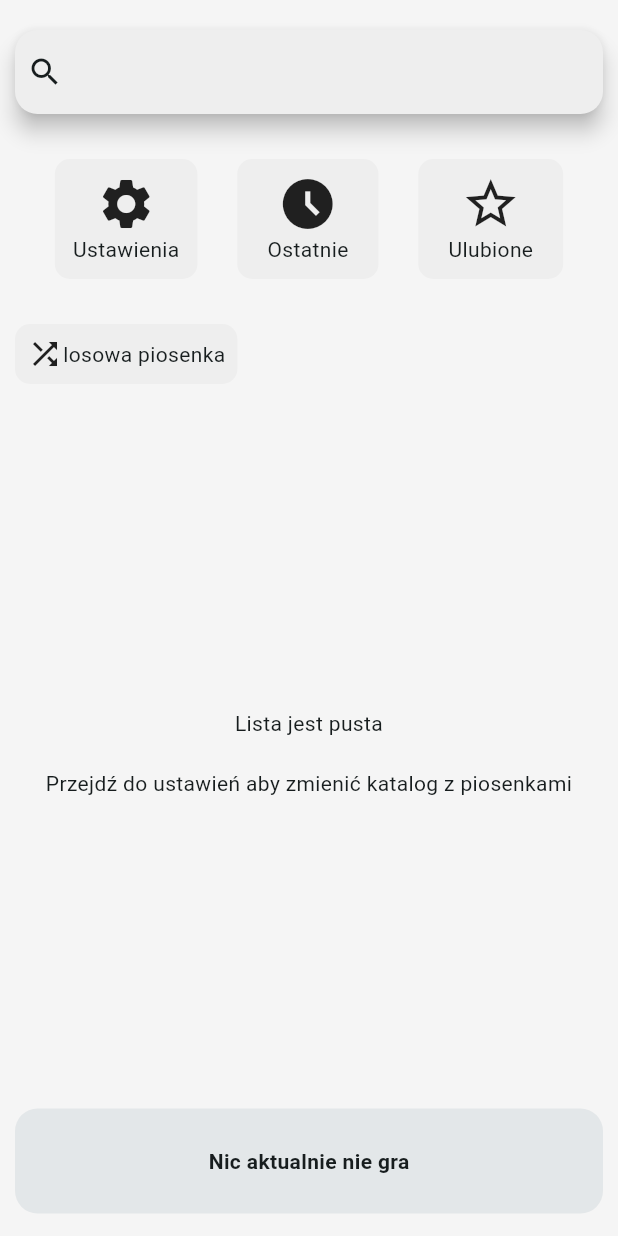
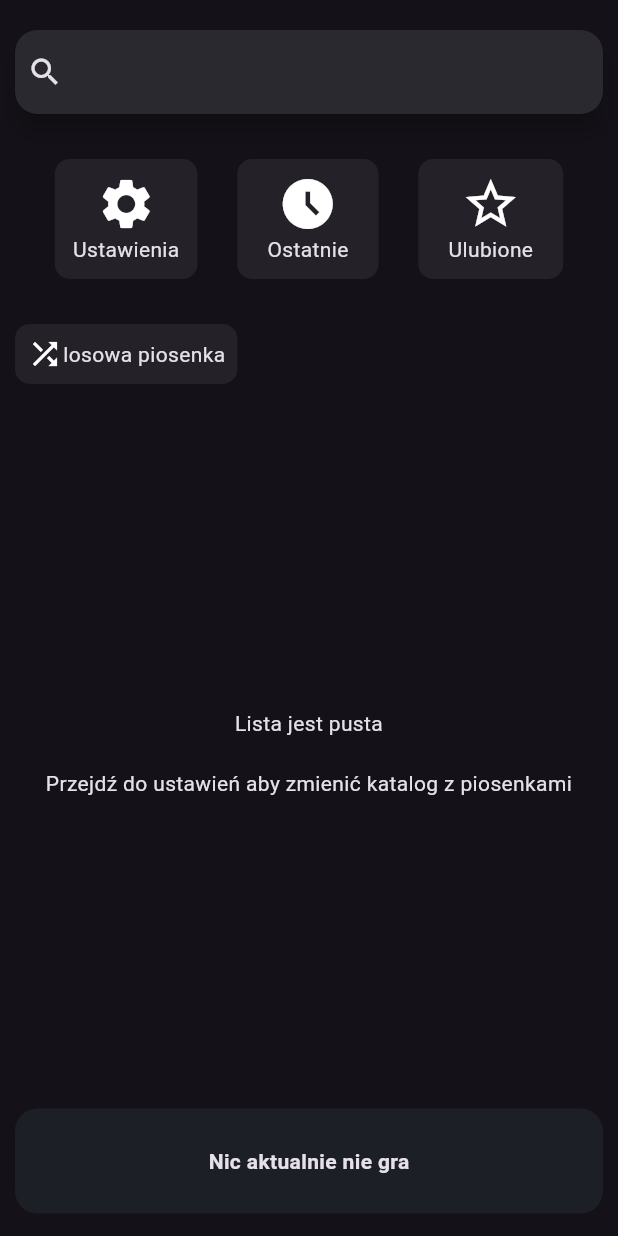
Before and after one commit to Piotrowskii/SimpleMusic, a Flutter app: the screen it shows after launch, on a phone screen of 412 x 824 dp. Run offline on Flutter 3.47's test engine with Material 3 defaults, Android fonts, the phone set to English and light mode, and no system bars; our stand-ins replace file_picker, get_it, just_audio, just_audio_background, permission_handler, skeletonizer and 1 more; missing offline and left inert: audio_metadata_reader, audio_session; accounts and stored records are empty.

Commit message:
Automatic Light and Dark Mode

```diff
--- a/lib/components/settings_page/music_folder_alert.dart
+++ b/lib/components/settings_page/music_folder_alert.dart
@@ -16,7 +16,6 @@ class _MusicFolderAlertState extends State<MusicFolderAlert> {
 
   void pickFolder() async{
     String? folder = await FilePicker.platform.getDirectoryPath();
-    print(folder);
     setState(() {
       if(folder != null && folder != "/") folderPathController.text = folder;
     });
--- a/lib/main.dart
+++ b/lib/main.dart
@@ -11,9 +11,13 @@ void main() async{
   await requestStoragePermission();
   await setup();
   await locator.allReady();
+
   SystemChrome.setPreferredOrientations([DeviceOrientation.portraitUp]);
+
   await startAudioSession(); // Na razie tylko zatrzymuje :(
+
   runApp(const MyApp());
+
 }
 
 class MyApp extends StatelessWidget {
@@ -23,17 +27,9 @@ class MyApp extends StatelessWidget {
   Widget build(BuildContext context) {
     return MaterialApp(
       title: 'Flutter Demo',
-      theme: ThemeData(
-        colorScheme: ColorScheme.fromSeed(seedColor: Colors.grey),
-
-      ),
-      darkTheme: ThemeData(
-        colorScheme: ColorScheme.fromSeed(
-          seedColor: Colors.grey,
-          brightness: Brightness.dark,
-        ),
-      ),
-      themeMode: ThemeMode.light,
+      theme: ThemeData(),
+      darkTheme: ThemeData.dark(),
+      themeMode: ThemeMode.dark,
       home: const MainPage(),
     );
   }
--- a/lib/pages/main_page.dart
+++ b/lib/pages/main_page.dart
@@ -68,7 +68,7 @@ class _MainPageState extends State<MainPage> {
   @override
   Widget build(BuildContext context) {
     return Scaffold(
-      backgroundColor: Colors.grey.shade100,
+      backgroundColor: Theme.of(context).scaffoldBackgroundColor,
       body: SafeArea(
         child: Padding(
           padding: EdgeInsets.only(
@@ -85,7 +85,7 @@ class _MainPageState extends State<MainPage> {
                 onChanged: (string){displaySearchSongs();},
                 onTapOutside: (event){searchFocus.unfocus();},
                 shape: WidgetStatePropertyAll(RoundedRectangleBorder(borderRadius: BorderRadius.circular(15))),
-                backgroundColor: WidgetStatePropertyAll(Colors.grey.shade200),
+                backgroundColor: WidgetStatePropertyAll(Theme.of(context).inputDecorationTheme.fillColor),
                 leading: Icon(
                   Icons.search
                 ),
@@ -104,7 +104,7 @@ class _MainPageState extends State<MainPage> {
                     borderRadius: BorderRadius.circular(10),
                     child: Ink(
                       decoration: BoxDecoration(
-                          color: Colors.grey.shade200,
+                          color: Theme.of(context).colorScheme.onSurface.withAlpha(20),
                           borderRadius: BorderRadius.circular(10)
                       ),
                       child: Padding(
@@ -135,7 +135,7 @@ class _MainPageState extends State<MainPage> {
                     borderRadius: BorderRadius.circular(10),
                     child: Ink(
                       decoration: BoxDecoration(
-                        color: Colors.grey.shade200,
+                        color: Theme.of(context).colorScheme.onSurface.withAlpha(20),
                         borderRadius: BorderRadius.circular(10)
                       ),
                       child: Padding(
@@ -238,7 +238,7 @@ class _MainPageState extends State<MainPage> {
       borderRadius: BorderRadius.circular(10),
       child: Ink(
         decoration: BoxDecoration(
-            color: Colors.grey.shade200,
+            color: Theme.of(context).colorScheme.onSurface.withAlpha(20),
             borderRadius: BorderRadius.circular(10)
         ),
         child: Padding(
@@ -311,7 +311,7 @@ class _MainPageState extends State<MainPage> {
       borderRadius: BorderRadius.circular(10),
       child: Ink(
         decoration: BoxDecoration(
-            color: Colors.grey.shade200,
+            color: Theme.of(context).colorScheme.onSurface.withAlpha(20),
             borderRadius: BorderRadius.circular(10)
         ),
         child: Padding(
--- a/lib/services/music_player.dart
+++ b/lib/services/music_player.dart
@@ -1,6 +1,8 @@
 import 'dart:io' as io;
 import 'package:flutter/material.dart';
+import 'package:path/path.dart' as pth;
 import 'package:just_audio/just_audio.dart';
+import 'package:just_audio_background/just_audio_background.dart';
 import 'package:simple_music_app1/enmus/Shuffle.dart';
 import 'package:simple_music_app1/services/db_manager.dart';
 import 'package:simple_music_app1/services/get_it_register.dart';
--- a/pubspec.yaml
+++ b/pubspec.yaml
@@ -45,6 +45,7 @@ dependencies:
   skeletonizer: ^1.4.3
   audio_metadata_reader: ^1.4.0
   file_picker: ^9.2.3
+  just_audio_background: ^0.0.1-beta.16
 
 
 dev_dependencies:
```
Also changed, not shown: pubspec.lock, 2 other files.
